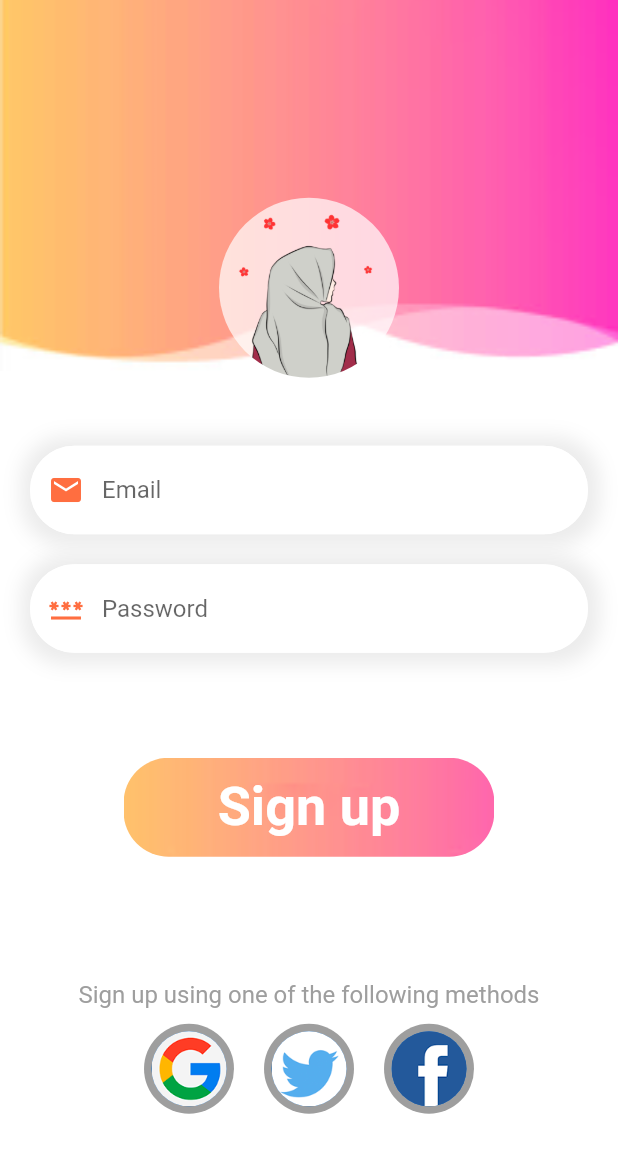
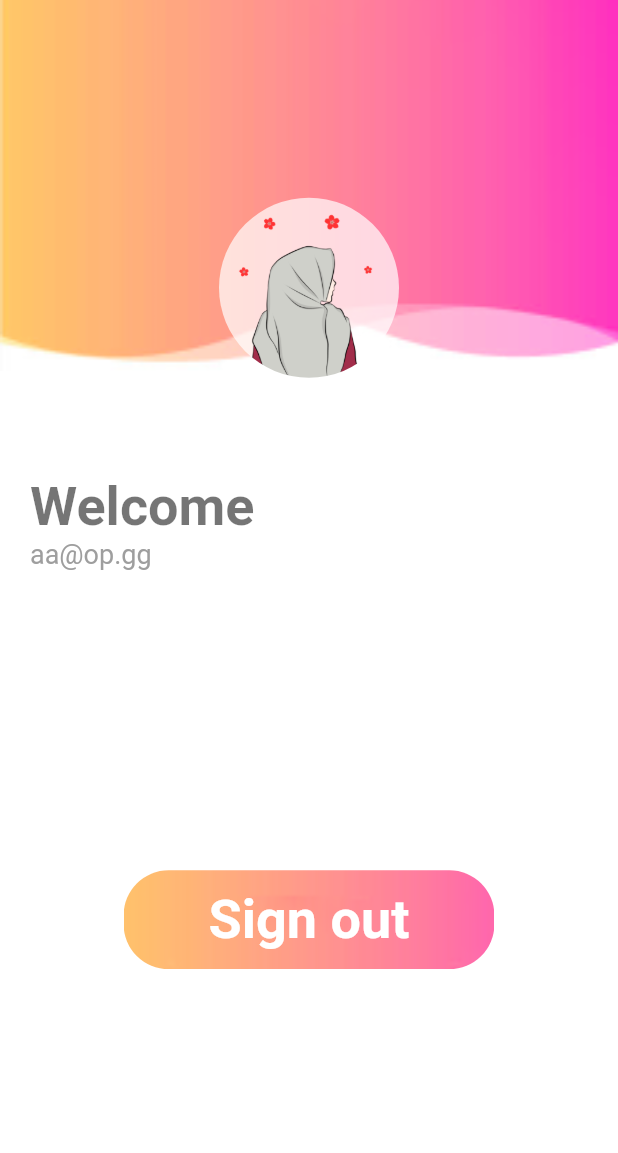
Before and after one commit to lukechoi14/eighth_flutter_app, a Flutter app: the screen it shows after launch, on a phone screen of 412 x 824 dp. Shown: the top 1153 px of the screen. Run offline on Flutter 3.47's test engine with Material 2 defaults, Android fonts, the phone set to English and light mode, and no system bars.

Commit message:
welcome page done

```diff
--- a/lib/main.dart
+++ b/lib/main.dart
@@ -1,5 +1,6 @@
 import 'package:eighth_flutter_app/login_page.dart';
 import 'package:eighth_flutter_app/signup_page.dart';
+import 'package:eighth_flutter_app/welcome_page.dart';
 import 'package:flutter/material.dart';
 
 void main() {
@@ -18,7 +19,7 @@ class MyApp extends StatelessWidget {
       theme: ThemeData(
         primarySwatch: Colors.blue,
       ),
-      home: SignUpPage()
+      home: WelcomePage()
 
     );
   }
--- a/lib/signup_page.dart
+++ b/lib/signup_page.dart
@@ -6,13 +6,13 @@ class SignUpPage extends StatelessWidget {
 
   @override
   Widget build(BuildContext context) {
-    double w = MediaQuery.of(context).size.width;
-    double h = MediaQuery.of(context).size.height;
     List images = [
       "g.png",
       "t.png",
       "f.png"
     ];
+    double w = MediaQuery.of(context).size.width;
+    double h = MediaQuery.of(context).size.height;
     return Scaffold(
       backgroundColor: Colors.white,
       body: Column(children:[
--- /dev/null
+++ b/lib/welcome_page.dart
@@ -0,0 +1,80 @@
+import 'package:flutter/cupertino.dart';
+import 'package:flutter/material.dart';
+
+class WelcomePage extends StatelessWidget {
+  const WelcomePage({Key? key}) : super(key: key);
+
+  @override
+  Widget build(BuildContext context) {
+    double w = MediaQuery.of(context).size.width;
+    double h = MediaQuery.of(context).size.height;
+    return Scaffold(
+      backgroundColor: Colors.white,
+      body: Column(children:[
+        Container(
+          width: w,
+          height: h*0.3,
+          decoration: BoxDecoration(
+              image: DecorationImage(
+                  image: AssetImage(
+                      "img/signup.png"
+                  ),
+                  fit: BoxFit.cover
+              )
+          ),
+          child: Column(
+            children: [
+              SizedBox(height:h*0.16),
+              CircleAvatar(
+                backgroundColor: Colors.white70,
+                radius: 60,
+                backgroundImage: AssetImage(
+                    "img/profile1.png"
+                ),
+              )
+
+            ],
+          ),
+        ),
+        SizedBox(height: 70,),
+        Container(
+          width: w,
+          margin: const EdgeInsets.only(left: 20,right: 20),
+          child: Column(
+            crossAxisAlignment: CrossAxisAlignment.start,
+            children: [
+              Text("Welcome",
+                style:TextStyle(
+                  fontSize: 36,
+                  fontWeight: FontWeight.bold,
+                  color: Colors.black54
+                ),),
+              Text("aa@op.gg",
+                style:TextStyle(
+                    fontSize: 18,
+                    color: Colors.grey[500]
+                ),),
+            ],
+          ),
+        ),
+        SizedBox(height: 200,),
+        Container(
+          alignment: Alignment.center,
+          width: w*0.6,
+          height: h*0.08,
+          decoration: BoxDecoration(
+              borderRadius: BorderRadius.circular(30),
+              image: DecorationImage(
+                  image: AssetImage(
+                      "img/loginbtn.png"
+                  ),
+                  fit: BoxFit.cover
+              )
+          ),
+          child: Text("Sign out", style: TextStyle(fontSize: 36,fontWeight: FontWeight.bold,color: Colors.white),),
+        ),
+      ],
+      ),
+    );
+  }
+}
```
